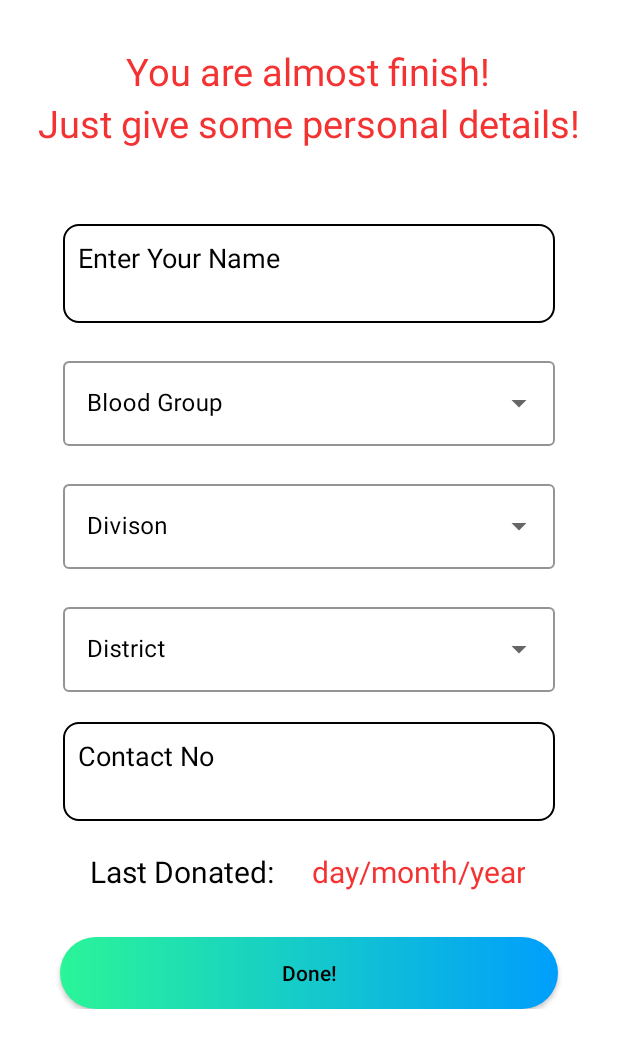
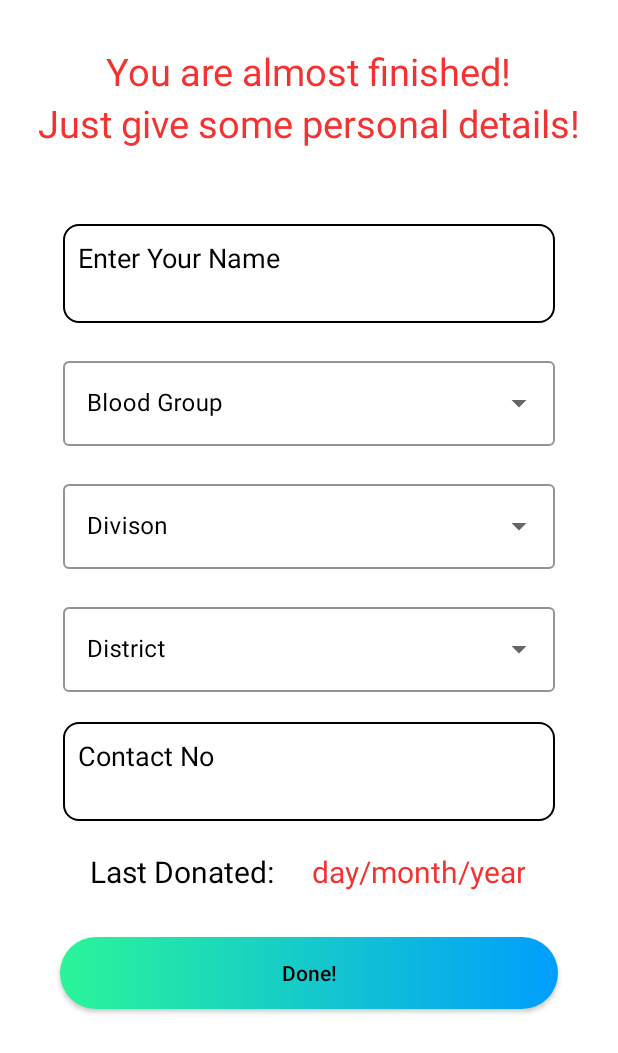
Before and after one commit to rakibhasanbappy/AUST-Blood-Donation-App, an Android app: the signUpDetails screen opened directly, with no data from a screen before it, on a phone screen of 412 x 824 dp. Shown: the top 1053 px of the screen. Run offline under Robolectric (Android 15) with nearby library versions, the phone set to English and light mode, and no system bars; our stand-ins replace Firebase (no records; nobody signed in at launch, a user with empty details on screens opened directly).

Commit message:
improved for small screen

```diff
--- a/AUSTBloodDonationApp/app/src/main/res/layout/activity_edit_profile.xml
+++ b/AUSTBloodDonationApp/app/src/main/res/layout/activity_edit_profile.xml
@@ -210,6 +210,7 @@
             android:layout_marginTop="10dp"
             android:layout_marginStart="30dp"
             android:layout_marginEnd="30dp"
+            android:layout_marginBottom="30dp"
             android:background="@drawable/custom_button"
             android:text="Save!"
             android:textAllCaps="false"
--- a/AUSTBloodDonationApp/app/src/main/res/layout/activity_sign_in_screen.xml
+++ b/AUSTBloodDonationApp/app/src/main/res/layout/activity_sign_in_screen.xml
@@ -103,6 +103,7 @@
             android:layout_marginTop="20dp"
             android:layout_marginStart="30dp"
             android:layout_marginEnd="30dp"
+            android:layout_marginBottom="30dp"
             android:textColor="@color/black"
             android:text="Forget Password?" />
 
--- a/AUSTBloodDonationApp/app/src/main/res/layout/activity_sign_up_details.xml
+++ b/AUSTBloodDonationApp/app/src/main/res/layout/activity_sign_up_details.xml
@@ -18,7 +18,7 @@
         <TextView
             android:layout_width="wrap_content"
             android:layout_height="wrap_content"
-            android:text="You are almost finish!"
+            android:text="You are almost finished!"
             android:layout_gravity="center"
             android:textSize="25sp"
             android:layout_marginTop="20dp"
@@ -217,6 +217,7 @@
             android:layout_marginTop="10dp"
             android:layout_marginStart="30dp"
             android:layout_marginEnd="30dp"
+            android:layout_marginBottom="30dp"
             android:background="@drawable/custom_button"
             android:text="Done!"
             android:textAllCaps="false"
```
